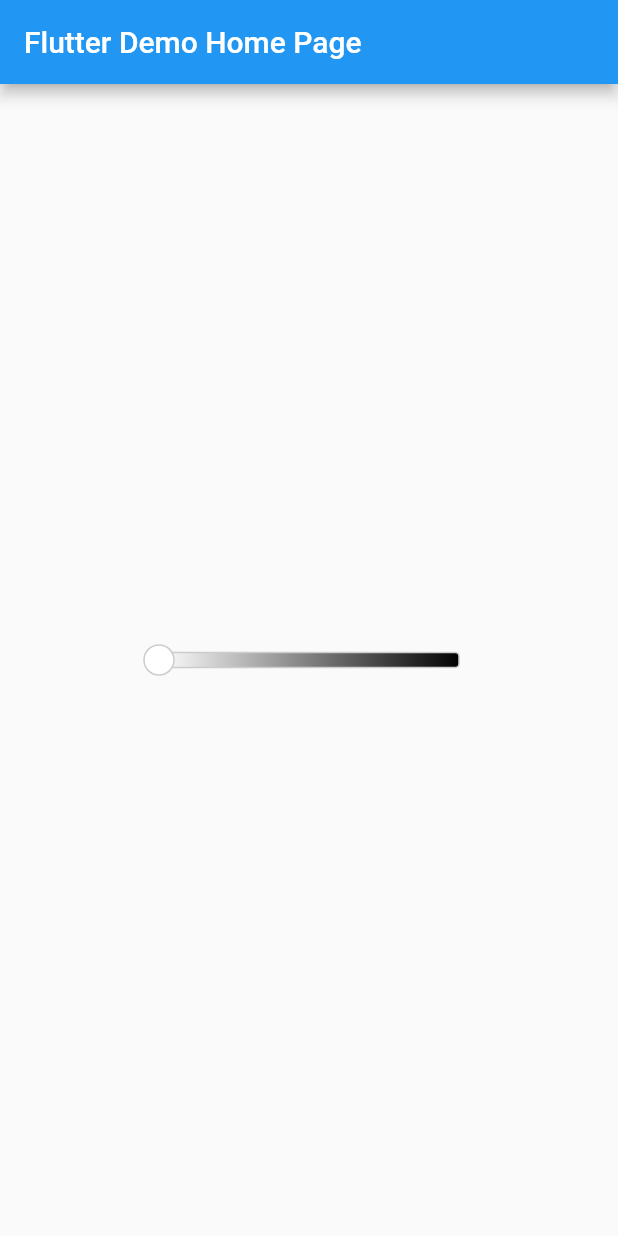
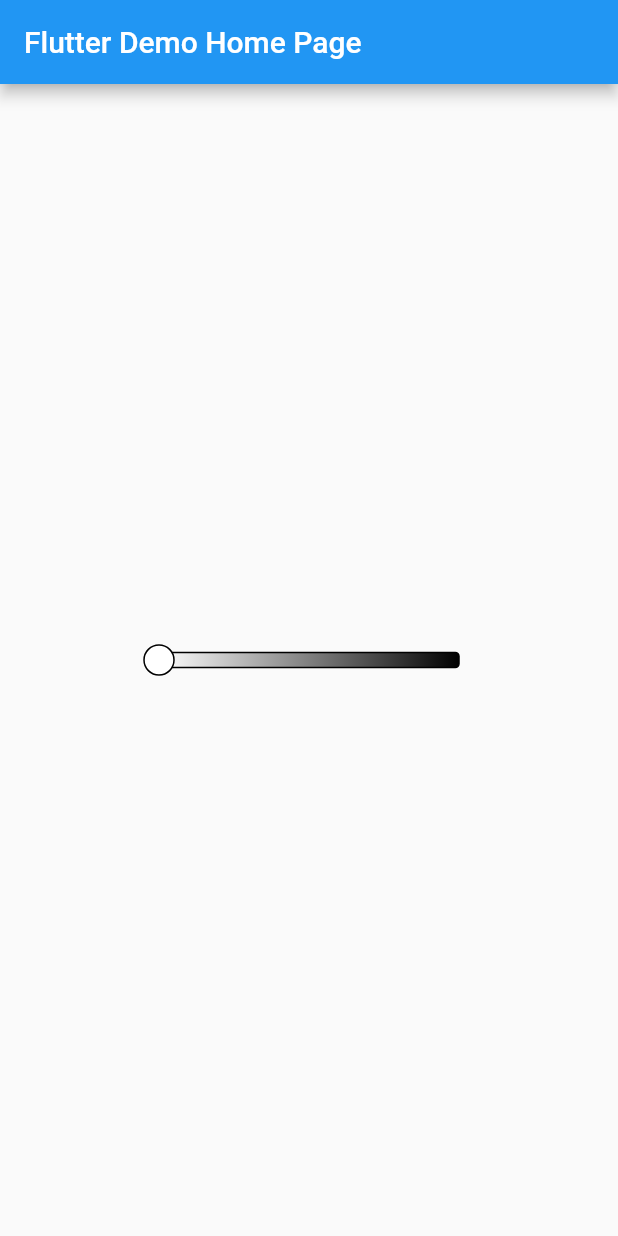
Before and after one commit to wxxedu/my_color_picker, a Flutter app: the screen it shows after launch, on a phone screen of 412 x 824 dp. Run offline on Flutter 3.47's test engine with Material 2 defaults, Android fonts, the phone set to English and light mode, and no system bars.

Commit message:
changed border color

```diff
--- a/lib/src/my_color_slider.dart
+++ b/lib/src/my_color_slider.dart
@@ -10,10 +10,12 @@ class ColorPickerSlider extends StatefulWidget {
     this.height = 10,
     this.zeroColor = Colors.white,
     this.fullColor = Colors.black,
+    this.borderColor = Colors.grey,
   }) : super(key: key);
   final Function(int) onChanged;
   final Color zeroColor;
   final Color fullColor;
+  final Color borderColor;
   final double width;
   final double height;
   final double indicatorRadius;
@@ -45,6 +47,7 @@ class _ColorPickerSliderState extends State<ColorPickerSlider> {
             fullColor: widget.fullColor,
             indicatorRadius: widget.indicatorRadius,
             cornerRadius: widget.sliderCornerRadius,
+            borderColor: widget.borderColor,
           ),
         ),
       ),
@@ -74,11 +77,13 @@ class _ColorPickerSliderPainter extends CustomPainter {
   final Color fullColor;
   final double indicatorRadius;
   final double cornerRadius;
+  final Color borderColor;
 
   const _ColorPickerSliderPainter({
     required this.sliderPosition,
     required this.zeroColor,
     required this.fullColor,
+    required this.borderColor,
     this.indicatorRadius = 10.0,
     this.cornerRadius = 2.0,
   });
@@ -103,7 +108,7 @@ class _ColorPickerSliderPainter extends CustomPainter {
 
     // add a border to the rounded rectangle
     final Paint borderPainter = Paint()
-      ..color = ColorX.mix(zeroColor, fullColor, 0.2)
+      ..color = fullColor
       ..strokeWidth = 1.0
       ..style = PaintingStyle.stroke;
     canvas.drawRRect(
```
